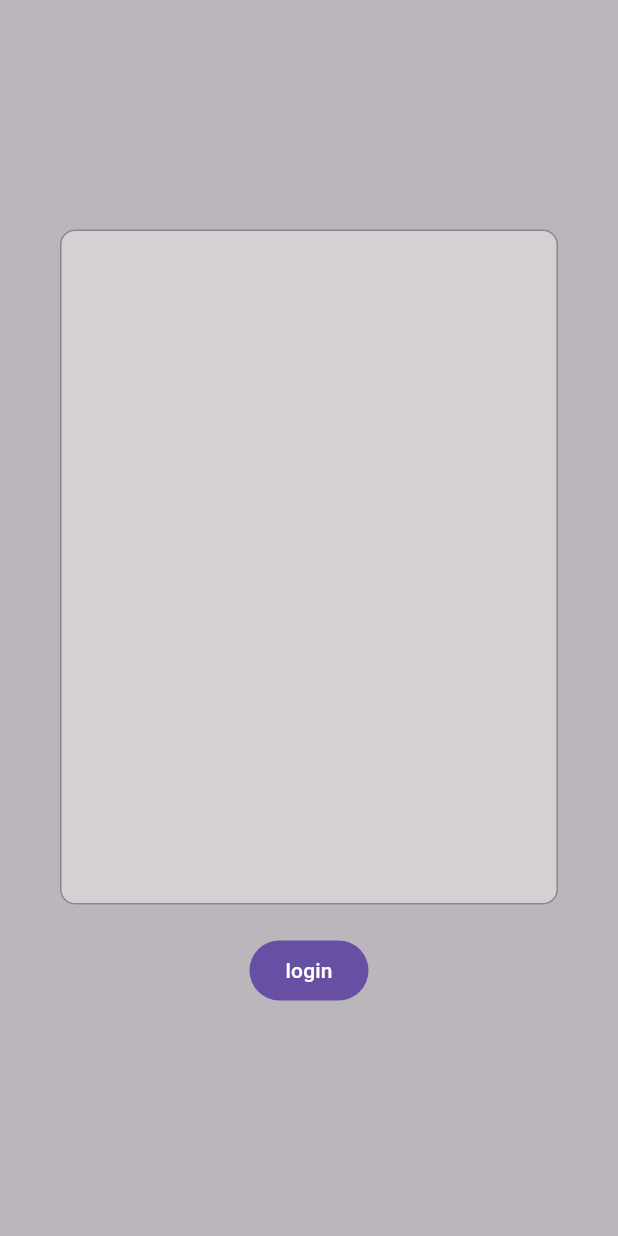
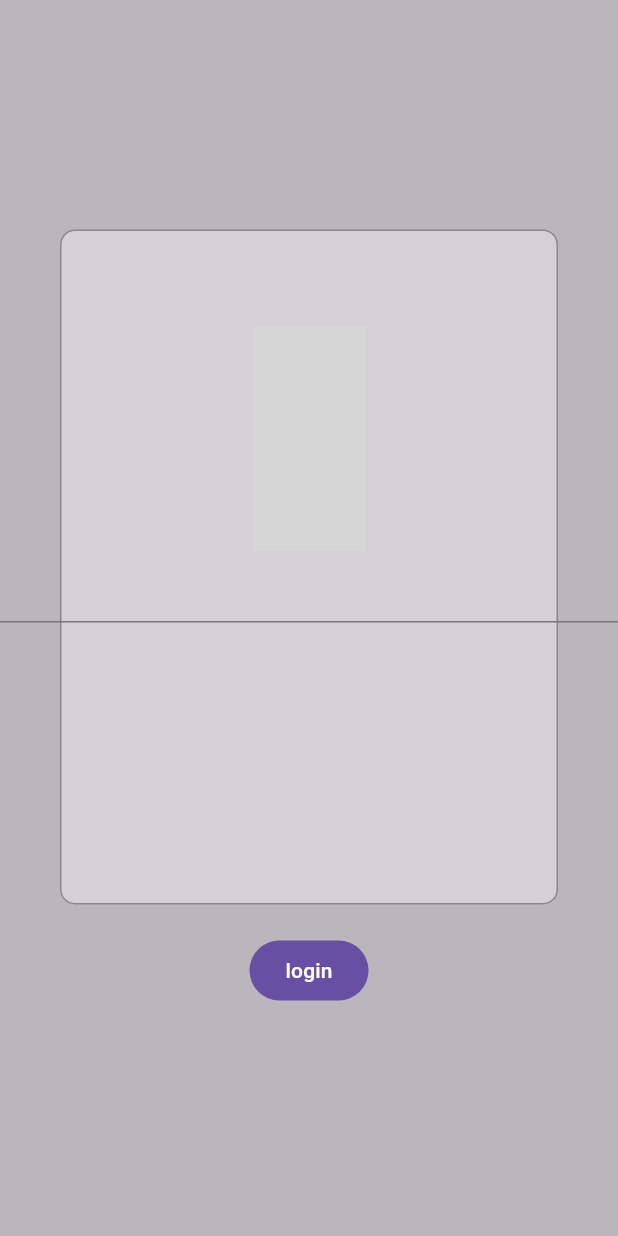
Before and after one commit to deev-narayan/Attendo_BBAU, a Flutter app: the screen it shows after launch, on a phone screen of 412 x 824 dp. Run offline on Flutter 3.47's test engine with Material 3 defaults, Android fonts, the phone set to English and light mode, and no system bars; grey boxes are pictures that could not be loaded.

Commit message:
logo added on login page

```diff
--- a/lib/pages/login.dart
+++ b/lib/pages/login.dart
@@ -52,6 +52,21 @@
               ],
             ),
           ),
+          Column(
+            mainAxisAlignment: MainAxisAlignment.center,
+            crossAxisAlignment: CrossAxisAlignment.center,
+            children: [
+              Image.asset("./assets/images/hero.png", height: 150),
+              Container(
+                height: 240,
+                child: Column(
+                  children: [
+                    TextField(),
+                  ],
+                ),
+              ),
+            ],
+          ),
         ],
       ),
     );
--- a/pubspec.yaml
+++ b/pubspec.yaml
@@ -58,7 +58,8 @@
   uses-material-design: true
 
   # To add assets to your application, add an assets section, like this:
-  # assets:
+  assets:
+      - assets/images/hero.png
   #   - images/a_dot_burr.jpeg
   #   - images/a_dot_ham.jpeg
 
```
